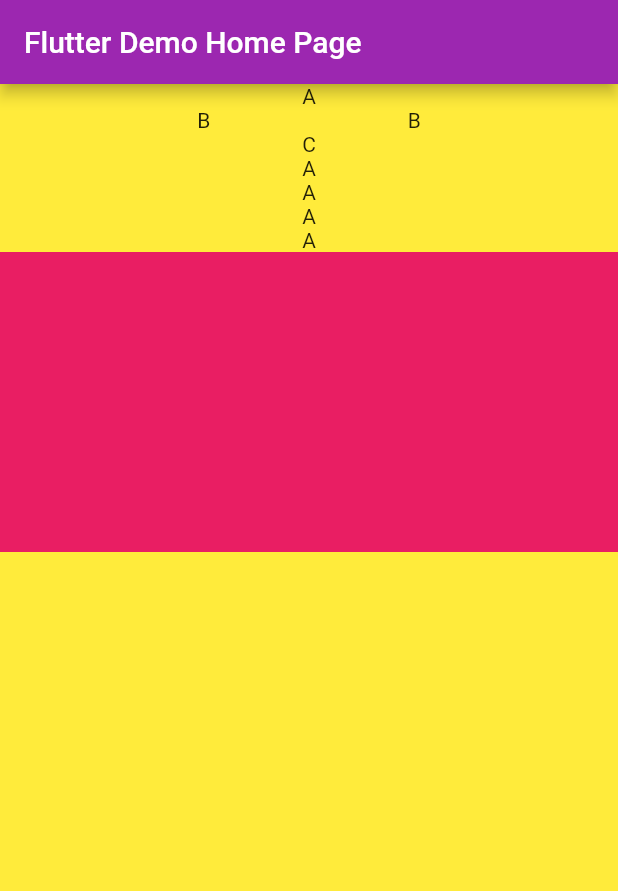
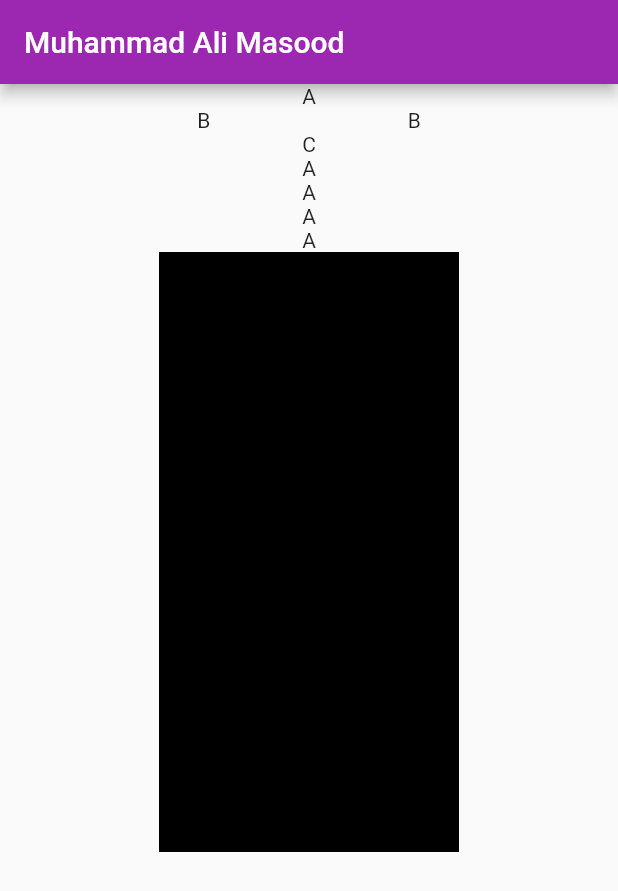
Before and after one commit to md-ali2001/first_flutter_app, a Flutter app: the screen it shows after launch, on a phone screen of 412 x 824 dp. Shown: the top 891 px of the screen. Run offline on Flutter 3.47's test engine with Material 2 defaults, Android fonts, the phone set to English and light mode, and no system bars.

Commit message:
bottom overflowed by - pixels ( intentionally )

```diff
--- a/lib/main.dart
+++ b/lib/main.dart
@@ -11,7 +11,7 @@ class MyApp extends StatelessWidget {
   @override
   Widget build(BuildContext context) {
     return MaterialApp(
-      title: 'Flutter Demo',
+      title: 'Muhammad Ali Masood',
       theme: ThemeData(
         // This is the theme of your application.
         //
@@ -24,7 +24,7 @@ class MyApp extends StatelessWidget {
         // is not restarted.
         primarySwatch: Colors.purple,
       ),
-      home: const MyHomePage(title: 'Flutter Demo Home Page'),
+      home: const MyHomePage(title: 'Muhammad Ali Masood'),
     );
   }
 }
@@ -75,11 +75,7 @@ class _MyHomePageState extends State<MyHomePage> {
         // the App.build method, and use it to set our appbar title.
         title: Text(widget.title),
       ),
-      body: Container(
-        width: 700,
-        height: 1000,
-        color: Colors.yellow,
-        child: Column(
+      body: Column(
         //mainAxisAlignment: MainAxisAlignment.spaceEvenly,
         children: [
           Text('A'),
@@ -92,9 +88,9 @@ class _MyHomePageState extends State<MyHomePage> {
           Text('A'),
           Text('A'),
           Text('A'),
-            Container(width: 700, height: 200, color: Colors.pink)
+          Container(height: 200, width: 200, color: Colors.black),
+          Container(height: 200, width: 200, color: Colors.black)
         ],
-        ),
       ),
     );
   }
```
Lines whose indentation alone changed are shown as unchanged.
